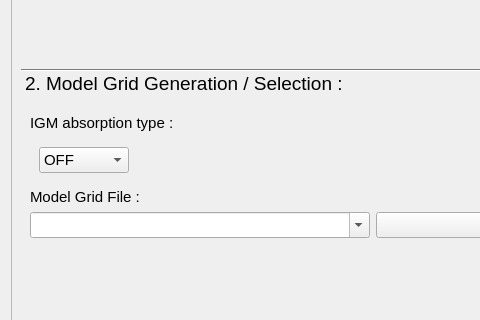
The window that PhzQtUI/auxdir/PhzQtUI/FormAnalysis.ui (astrorama/Phosphoros) describes before a commit, drawn with Qt 5; both pictures show x 0 to 480 and y 398 to 718 of the 1091 by 883 pixel window.
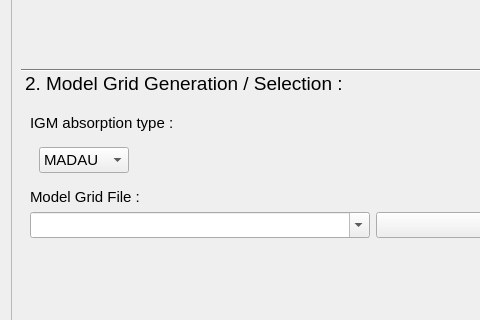
The same window after the commit. The open tabs and pages were chosen to show the change.

Commit message: UI change (default values and open tab) into the analysis

```diff
--- a/PhzQtUI/auxdir/PhzQtUI/FormAnalysis.ui
+++ b/PhzQtUI/auxdir/PhzQtUI/FormAnalysis.ui
@@ -218,7 +218,7 @@
             <x>0</x>
             <y>0</y>
             <width>1053</width>
-            <height>199</height>
+            <height>206</height>
            </rect>
           </property>
           <attribute name="label">
@@ -247,11 +247,6 @@
                   <pointsize>11</pointsize>
                  </font>
                 </property>
-                <item>
-                 <property name="text">
-                  <string>OFF</string>
-                 </property>
-                </item>
                 <item>
                  <property name="text">
                   <string>MADAU</string>
```
Left out of the diff: 20 changed lines with no effect on the pictures. The commit also changes 2 other files.
